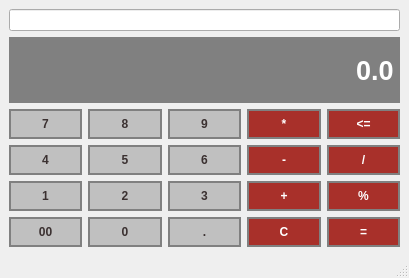
mateuszK23/Calculator, file calculator.ui: the form before one commit.
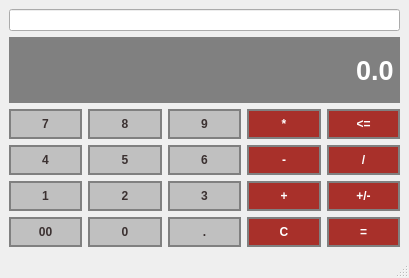
The form after the commit.

Commit message: Adding sign change functionality

The edit to the form file:
```diff
--- a/calculator.ui
+++ b/calculator.ui
@@ -218,7 +218,7 @@
 </string>
       </property>
       <property name="text">
-       <string>%</string>
+       <string>+/-</string>
       </property>
      </widget>
     </item>
```
Left out of the diff: 2 changed lines with no effect on the pictures. The commit also changes 2 other files.
